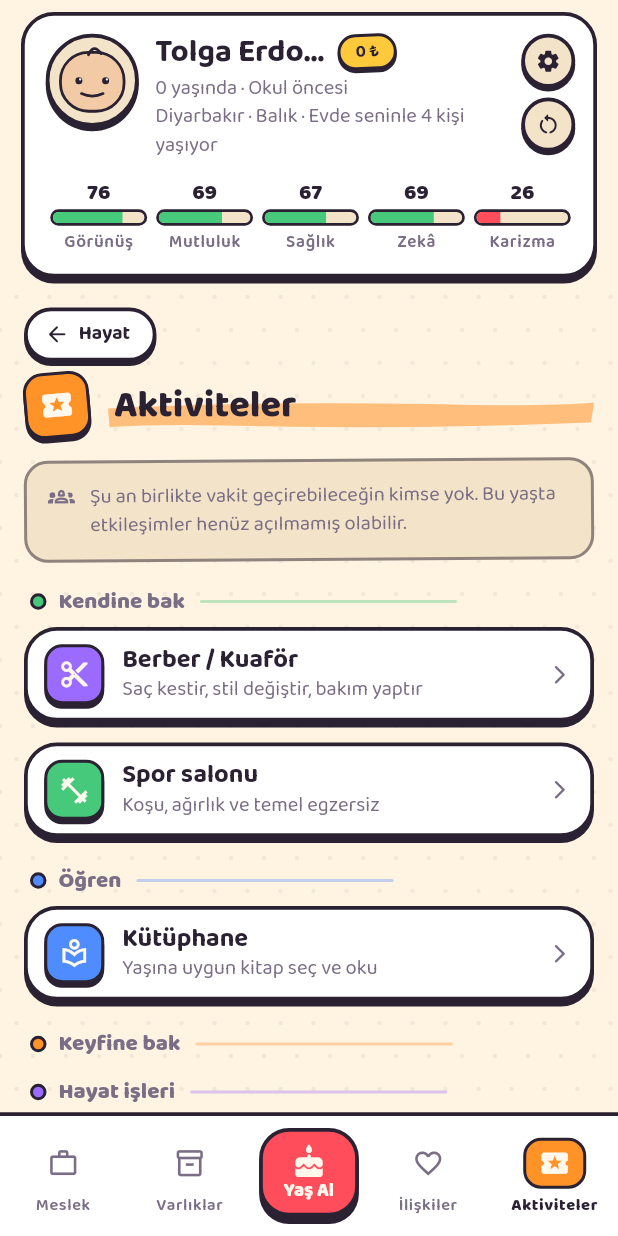
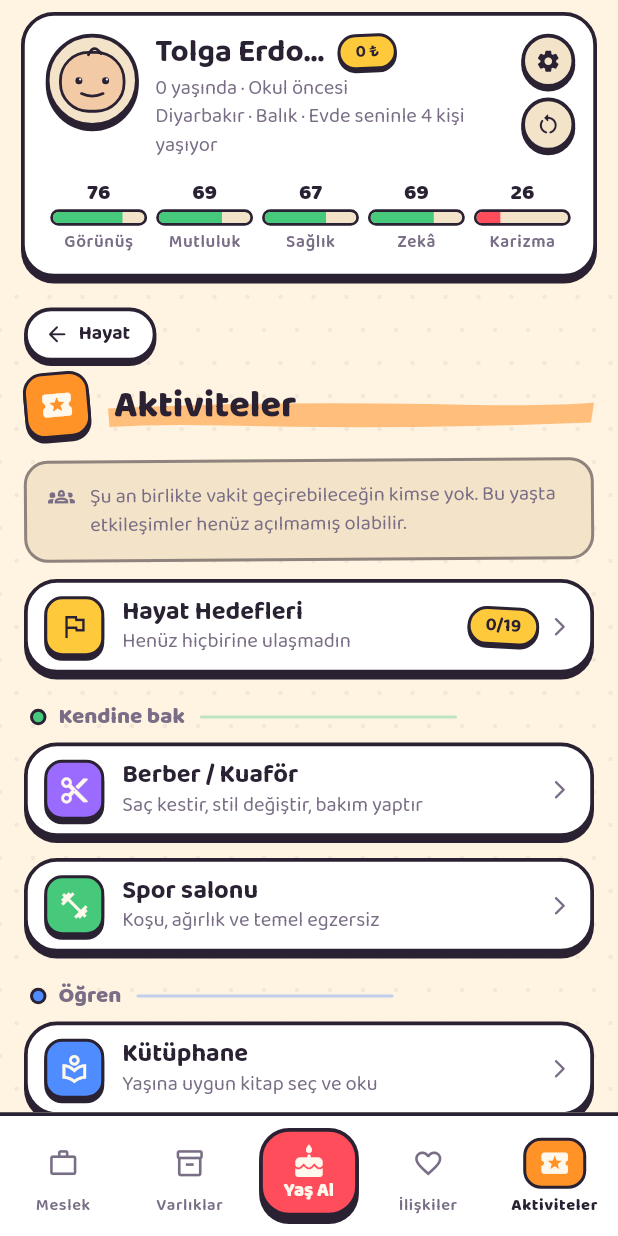
Before and after one commit to fahrettinkoksal/bir--m-r, a Flutter app: the screen it shows after launch, after a tap on "Rastgele bir hayat", after a tap on "Aktiviteler", on a phone screen of 412 x 824 dp. Run offline on Flutter 3.47's test engine with Material 3 defaults, Android fonts, the phone set to English and light mode, and no system bars; our stand-ins replace audioplayers.

Commit message:
Paket Y/4: hayat hedefleri (D-156)
Hayat sonu değerlendirmesi hayatın sonunda tek seferlik bir özet
veriyordu; oyun içinde oyuncuyu yönlendiren hiçbir hedef yoktu.

Gelen:
- 19 hedef, beş alanda: Eğitim, Kariyer, Ekonomi, Aile, Kendin.
- Her hedefin koşulu oyunun gerçek kaydına bakar; uydurma koşul yok.
- Ulaşıldığı yaş kaydedilir ve bir daha değişmez: ev satılsa bile
  "otuz beşinde ev sahibi oldun" yaşanmış bir andır.
- Yaş artmadan önce bakılır, böylece kırk dörtte alınan ev "kırk beşte"
  diye yazılmaz; yılın ilerlemesiyle ulaşılanlar yeni yaşla kaydedilir.
- Bir yılda en fazla iki bildirim açılır; kalanı yine kaydedilir.
- Yeni Hayat Hedefleri bölümü: alan alan liste, ulaşılanın yaşı,
  ulaşılmayanın koşulu.

Prototipin verdiği iki karar (ikisi de Q-159'da onay bekliyor):
hedefler hayat başında seçilmiyor, yol boyunca açılıyor; ve hiçbir hedef
ödül vermiyor.

Kayıt göçü güvenli: goalsReachedAt null koruması ile okunuyor, eski
kayıtlar boş harita görüyor (test var).

Sayılar prototypeOnly; Q-159 karar kuyruğuna yazıldı.

flutter analyze çıkış kodu 0; flutter test 2332 geçti, 15 atlandı.
Gerçek cihazda oynanmadı.

Co-Authored-By: Claude Opus 5 <noreply@anthropic.com>
Claude-Session: https://claude.ai/code/session_017RiAabM4Z6kUyLwtao9wh3

```diff
--- /dev/null
+++ b/app/lib/data/life_goal_catalog.dart
@@ -0,0 +1,252 @@
+/// Hayat hedefleri (D-156).
+///
+/// **Neden var:** Hayat sonu değerlendirmesi (Q-090) hayatın **sonunda**
+/// tek seferlik bir özet veriyordu. Oyun içinde oyuncuyu yönlendiren
+/// hiçbir hedef yoktu; ikinci hayatın birincisinden farklı olmasını
+/// sağlayan bir sebep de yoktu.
+///
+/// **Hedefler hayat başında seçilmez, yol boyunca açılır.** Bu prototipin
+/// tercihidir, kesin karar değildir (Q-159): başta seçilen hedef oyuncuyu
+/// tek bir yola kilitler ve "yanlış hedef seçtim" hissi doğurur.
+///
+/// **Hiçbir hedef ödül vermez.** Ne para, ne puan. Ulaşılan hedef
+/// **kaydedilir** ve ekranda durur; hayat sonunda da anılır. Ödül
+/// verilmesi ayrı bir tasarım kararıdır (Q-159).
+///
+/// **Hedef uydurulmaz:** her koşul oyunun gerçek kaydına bakar.
+library;
+
+import 'package:flutter/material.dart';
+
+import '../domain/career/craft_mastery.dart';
+import '../domain/models/book_progress.dart';
+import '../domain/models/game_state.dart';
+import '../domain/models/hobby_progress.dart';
+import '../domain/models/martial_progress.dart';
+import '../domain/models/owned_item.dart';
+import '../domain/models/relation.dart';
+import '../domain/models/person.dart';
+import 'hobby_catalog.dart';
+import 'martial_arts_catalog.dart';
+
+/// Hedefin hangi alana ait olduğu.
+enum GoalArea {
+  egitim('Eğitim', Icons.school_rounded),
+  kariyer('Kariyer', Icons.badge_rounded),
+  ekonomi('Ekonomi', Icons.savings_rounded),
+  aile('Aile', Icons.family_restroom_rounded),
+  kendin('Kendin', Icons.self_improvement_rounded);
+
+  const GoalArea(this.label, this.icon);
+
+  final String label;
+  final IconData icon;
+}
+
+/// Bir hayat hedefi.
+@immutable
+class LifeGoal {
+  const LifeGoal({
+    required this.id,
+    required this.label,
+    required this.description,
+    required this.area,
+    required this.reached,
+  });
+
+  final String id;
+  final String label;
+
+  /// Ne istendiği. Tek cümle, açık.
+  final String description;
+
+  final GoalArea area;
+
+  /// Bu hedefe **şu an** ulaşılmış mı? Yalnızca gerçek kayda bakar.
+  final bool Function(GameState state) reached;
+}
+
+/// prototypeOnly: "ilk milyon" hedefinin eşiği (₺).
+const int kGoalMillion = 1000000;
+
+/// prototypeOnly: takipçi hedefinin eşiği.
+const int kGoalFollowers = 100000;
+
+/// prototypeOnly: Ün hedefinin eşiği.
+const int kGoalFame = 60;
+
+/// Oyundaki hedefler.
+///
+/// Sıra ekranda korunur: alan alan, kolaydan zora.
+final List<LifeGoal> kLifeGoals = <LifeGoal>[
+  // --- Eğitim ----------------------------------------------------------
+  LifeGoal(
+    id: 'lise_bitir',
+    label: 'Liseyi bitir',
+    description: 'Lise diplomasını al.',
+    area: GoalArea.egitim,
+    reached: (GameState s) => s.education.finished,
+  ),
+  LifeGoal(
+    id: 'universite_bitir',
+    label: 'Üniversiteyi bitir',
+    description: 'Bir bölümü kazan ve mezun ol.',
+    area: GoalArea.egitim,
+    reached: (GameState s) => s.education.universityFinished,
+  ),
+
+  // --- Kariyer ---------------------------------------------------------
+  LifeGoal(
+    id: 'ilk_is',
+    label: 'İlk işine gir',
+    description: 'Bir işe girip maaş almaya başla.',
+    area: GoalArea.kariyer,
+    reached: (GameState s) =>
+        s.career.isEmployed || s.career.history.isNotEmpty,
+  ),
+  LifeGoal(
+    id: 'usta_ol',
+    label: 'Mesleğinde usta ol',
+    description: 'Aynı işte ${MasteryStage.usta.yearsNeeded} yılı doldur.',
+    area: GoalArea.kariyer,
+    reached: (GameState s) {
+      final MasteryStage? b = CraftMastery.stageOf(s);
+      return b != null && b.index >= MasteryStage.usta.index;
+    },
+  ),
+  LifeGoal(
+    id: 'duayen_ol',
+    label: 'Mesleğinde duayen ol',
+    description: 'Aynı işte ${MasteryStage.duayen.yearsNeeded} yılı doldur.',
+    area: GoalArea.kariyer,
+    reached: (GameState s) {
+      final MasteryStage? b = CraftMastery.stageOf(s);
+      return b != null && b.index >= MasteryStage.duayen.index;
+    },
+  ),
+  LifeGoal(
+    id: 'emekli_ol',
+    label: 'Emekli ol',
+    description: 'Çalışma hayatını emeklilikle kapat.',
+    area: GoalArea.kariyer,
+    reached: (GameState s) => s.career.isRetired,
+  ),
+
+  // --- Ekonomi ---------------------------------------------------------
+  LifeGoal(
+    id: 'ilk_milyon',
+    label: 'İlk milyonunu gör',
+    description: 'Cüzdanında bir milyon lira birikmiş olsun.',
+    area: GoalArea.ekonomi,
+    reached: (GameState s) => s.player.wallet >= kGoalMillion,
+  ),
+  LifeGoal(
+    id: 'ev_sahibi',
+    label: 'Kendi evini al',
+    description: 'Bir konut satın al.',
+    area: GoalArea.ekonomi,
+    reached: (GameState s) => s.items.any((OwnedItem i) => i.isProperty),
+  ),
+  LifeGoal(
+    id: 'arac_sahibi',
+    label: 'Kendi aracını al',
+    description: 'Bir araç satın al.',
+    area: GoalArea.ekonomi,
+    reached: (GameState s) => s.items.any((OwnedItem i) => i.isVehicle),
+  ),
+  LifeGoal(
+    id: 'kendi_isi',
+    label: 'Kendi işini kur',
+    description: 'Bir iş aç ve sahibi ol.',
+    area: GoalArea.ekonomi,
+    reached: (GameState s) => s.businesses.isNotEmpty,
+  ),
+
+  // --- Aile ------------------------------------------------------------
+  LifeGoal(
+    id: 'evlen',
+    label: 'Evlen',
+    description: 'Bir evlilik kaydın olsun.',
+    area: GoalArea.aile,
+    reached: (GameState s) => s.marriage != null || s.pastMarriages.isNotEmpty,
+  ),
+  LifeGoal(
+    id: 'cocuk_sahibi',
+    label: 'Çocuk sahibi ol',
+    description: 'Bir çocuğun olsun.',
+    area: GoalArea.aile,
+    reached: (GameState s) => s.children.isNotEmpty,
+  ),
+  LifeGoal(
+    id: 'torun_gor',
+    label: 'Torununu gör',
+    description: 'Bir torunun dünyaya gelsin.',
+    area: GoalArea.aile,
+    reached: (GameState s) =>
+        s.people.any((Person p) => p.relation == RelationType.torun),
+  ),
+
+  // --- Kendin ----------------------------------------------------------
+  LifeGoal(
+    id: 'hobi_usta',
+    label: 'Bir hobide ustalaş',
+    description: 'Bir hobinin en üst basamağına çık.',
+    area: GoalArea.kendin,
+    reached: (GameState s) => s.hobbies.any((HobbyProgress h) {
+      final HobbyKind? tur = hobbyById(h.hobbyId);
+      if (tur == null) return false;
+      return tur.stageFor(h.experience) >= tur.topStage;
+    }),
+  ),
+  LifeGoal(
+    id: 'dovus_ust_basamak',
+    label: 'Bir dövüş dalında en üste çık',
+    description: 'Bir dalın en üst basamağına ulaş.',
+    area: GoalArea.kendin,
+    reached: (GameState s) => s.martialArts.any((MartialProgress m) {
+      final MartialArt? dal = martialArtById(m.artId);
+      if (dal == null) return false;
+      return dal.levelForLessons(m.lessons) >= dal.ranks.length - 1;
+    }),
+  ),
+  LifeGoal(
+    id: 'kitap_bitir',
+    label: 'Bir kitabı bitir',
+    description: 'Kütüphaneden aldığın bir kitabı sonuna kadar oku.',
+    area: GoalArea.kendin,
+    reached: (GameState s) => s.books.any((BookProgress b) => b.finished),
+  ),
+  LifeGoal(
+    id: 'yurt_disi',
+    label: 'Bir geziye çık',
+    description: 'Bir yolculuk yap.',
+    area: GoalArea.kendin,
+    reached: (GameState s) => s.trips.isNotEmpty,
+  ),
+  LifeGoal(
+    id: 'takipci',
+    label: 'Kitlen olsun',
+    description:
+        'Sosyal medyada toplam $kGoalFollowers takipçiye ulaş.',
+    area: GoalArea.kendin,
+    reached: (GameState s) => s.totalFollowers >= kGoalFollowers,
+  ),
+  LifeGoal(
+    id: 'un',
+    label: 'Tanınan biri ol',
+    description: 'Ün değerin $kGoalFame olsun.',
+    area: GoalArea.kendin,
+    reached: (GameState s) => (s.player.fame ?? 0) >= kGoalFame,
+  ),
+];
+
+LifeGoal? lifeGoalById(String id) {
+  for (final LifeGoal g in kLifeGoals) {
+    if (g.id == id) return g;
+  }
+  return null;
+}
+
+/// Bir alandaki hedefler.
+List<LifeGoal> lifeGoalsIn(GoalArea area) =>
+    kLifeGoals.where((LifeGoal g) => g.area == area).toList(growable: false);
--- a/app/lib/domain/life/notices.dart
+++ b/app/lib/domain/life/notices.dart
@@ -248,6 +248,23 @@ abstract final class Notices {
             : '$childName doğdu. Sen ve $otherParentName bir yıldır '
                 'bunu bekliyordunuz.',
         personId: childId,
+      );
+
+  /// Bir hayat hedefine ulaşıldı (D-156).
+  ///
+  /// Bilgilendirmedir: ödül vermez, karar sormaz, hiçbir değeri
+  /// değiştirmez.
+  static PendingNotice goalReached({
+    required int playerAge,
+    required String goalId,
+    required String label,
+  }) =>
+      PendingNotice(
+        id: 'hedef-$goalId',
+        kind: NoticeKind.aileDonum,
+        age: playerAge,
+        title: 'Bir hedefe ulaştın',
+        text: '$label. Hayat Hedefleri bölümünde duruyor.',
       );
 
   /// Kronik durum kaydına girdi (D-153).
--- a/app/lib/domain/models/game_state.dart
+++ b/app/lib/domain/models/game_state.dart
@@ -85,6 +85,7 @@ class GameState {
     this.martialArts = const <MartialProgress>[],
     this.hobbies = const <HobbyProgress>[],
     this.chronicConditions = const <ChronicCondition>[],
+    this.goalsReachedAt = const <String, int>{},
     this.healthHistory = const <HealthHistoryEntry>[],
     this.lotteryTickets = const <LotteryTicket>[],
     this.fingerDeck = const <FingerProfile>[],
@@ -386,6 +387,16 @@ class GameState {
   ///
   /// Kayıt silinmez; geçen durum da listede kalır ve `endedAtAge` dolar.
   final List<ChronicCondition> chronicConditions;
+
+  /// D-156: hedef kimliği -> ulaşıldığı yaş.
+  ///
+  /// Sonradan hesaplanmaz: ulaşıldığı **yıl** yazılır ve bir daha
+  /// değişmez. Böylece "kırk beşinde ilk milyonunu gördün" cümlesi
+  /// gerçek bir andır, bugünün durumundan türetilmiş bir tahmin değil.
+  final Map<String, int> goalsReachedAt;
+
+  /// Bu hedefe ulaşıldı mı?
+  bool goalReached(String id) => goalsReachedAt.containsKey(id);
 
   /// D-153: atlatılmış sağlık krizlerinin kalıcı geçmişi.
   ///
@@ -961,6 +972,7 @@ class GameState {
     List<MartialProgress>? martialArts,
     List<HobbyProgress>? hobbies,
     List<ChronicCondition>? chronicConditions,
+    Map<String, int>? goalsReachedAt,
     List<HealthHistoryEntry>? healthHistory,
     List<LotteryTicket>? lotteryTickets,
     List<FingerProfile>? fingerDeck,
@@ -1057,6 +1069,7 @@ class GameState {
       martialArts: martialArts ?? this.martialArts,
       hobbies: hobbies ?? this.hobbies,
       chronicConditions: chronicConditions ?? this.chronicConditions,
+      goalsReachedAt: goalsReachedAt ?? this.goalsReachedAt,
       healthHistory: healthHistory ?? this.healthHistory,
       lotteryTickets: lotteryTickets ?? this.lotteryTickets,
       fingerDeck: fingerDeck ?? this.fingerDeck,
--- a/app/lib/ui/screens/sections/activities_screen.dart
+++ b/app/lib/ui/screens/sections/activities_screen.dart
@@ -1,5 +1,6 @@
 import 'package:flutter/material.dart';
 
+import '../../../data/life_goal_catalog.dart';
 import '../../../data/activity_catalog.dart';
 import '../../../data/social_catalog.dart';
 import '../../../data/license_catalog.dart';
@@ -8,6 +9,7 @@ import '../../../data/lottery_catalog.dart';
 import '../../../data/finger_catalog.dart';
 import '../../../domain/activities/travel.dart';
 import '../../../domain/casino/casino_rules.dart';
+import '../../../domain/life/life_goals.dart';
 import '../../../domain/life/astrology.dart';
 import '../../../domain/interaction/adoption.dart';
 import '../../../domain/interaction/intimacy.dart';
@@ -30,6 +32,7 @@ import 'eye_exam_page.dart';
 import 'fertility_page.dart';
 import 'license_pages.dart';
 import 'health_history_page.dart';
+import 'life_goals_page.dart';
 import 'hobbies_page.dart';
 import 'social_pages.dart';
 import '../../../text/turkish_text.dart';
@@ -82,6 +85,7 @@ enum _ActivityPage {
   tasin,
   cezaevi,
   hobiler,
+  hedefler,
 }
 
 /// Hobilerim menüsünün alt metni: gerçek kayda bakar.
@@ -137,6 +141,8 @@ class _ActivitiesScreenState extends State<ActivitiesScreen> {
         );
       case _ActivityPage.hobiler:
         return HobbiesPage(onBack: () => _go(_ActivityPage.kok));
+      case _ActivityPage.hedefler:
+        return LifeGoalsPage(onBack: () => _go(_ActivityPage.kok));
       case _ActivityPage.berber:
         return VenuePage(
           venue: ActivityVenue.berber,
@@ -344,6 +350,22 @@ class _ActivitiesScreenState extends State<ActivitiesScreen> {
           ),
           const SizedBox(height: 10),
         ],
+        // Hayat Hedefleri (D-156): oyun içinde oyuncuyu yönlendiren
+        // hiçbir hedef yoktu. Bölüm her zaman görünür; boş hâli de
+        // bilgidir ("neler yapılabilir").
+        MenuRow(
+          key: const Key('aktivite_hedefler'),
+          title: 'Hayat Hedefleri',
+          subtitle: LifeGoals.reachedCount(state) == 0
+              ? 'Henüz hiçbirine ulaşmadın'
+              : '${LifeGoals.reachedCount(state)} hedefe ulaştın',
+          icon: Icons.flag_outlined,
+          accent: BirOmurAccents.pirinc,
+          trailingText:
+              '${LifeGoals.reachedCount(state)}/${kLifeGoals.length}',
+          onTap: () => _go(_ActivityPage.hedefler),
+        ),
+        const SizedBox(height: 10),
         const MenuGroupTitle(
           text: 'Kendine bak',
           accent: BirOmurAccents.yesil,
```
Also changed, not shown: app/lib/data/save/game_state_codec.dart (+7 -0 lines), app/lib/domain/generation/life_progression.dart (+10 -0 lines), app/lib/domain/life/life_goals.dart (added, +82 -0 lines), app/lib/ui/screens/sections/life_goals_page.dart (added, +124 -0 lines), 3 other files.
